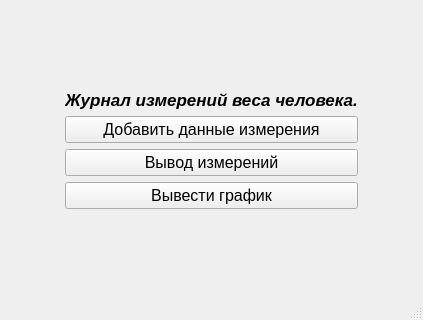
Qt form mainwindow.ui (YNFenix/kursovoi_projeck_Samokhin) before a commit.
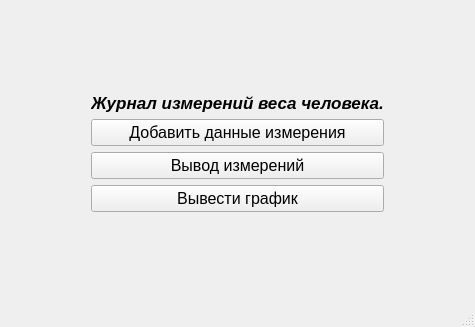
The same form after that commit.

Diff of the .ui file:
```diff
--- a/mainwindow.ui
+++ b/mainwindow.ui
@@ -6,15 +6,15 @@
    <rect>
     <x>0</x>
     <y>0</y>
-    <width>423</width>
-    <height>320</height>
+    <width>475</width>
+    <height>327</height>
    </rect>
   </property>
   <property name="windowTitle">
    <string>MainWindow</string>
   </property>
   <widget class="QWidget" name="centralwidget">
-   <layout class="QGridLayout" name="gridLayout_2">
+   <layout class="QGridLayout" name="gridLayout">
     <item row="0" column="1">
      <spacer name="verticalSpacer">
       <property name="orientation">
@@ -42,10 +42,6 @@
      </spacer>
     </item>
     <item row="1" column="1">
-     <layout class="QGridLayout" name="gridLayout">
-      <item row="0" column="0">
-       <layout class="QVBoxLayout" name="verticalLayout_2">
-        <item>
          <layout class="QVBoxLayout" name="verticalLayout">
           <item>
            <widget class="QLabel" name="mainLabel">
@@ -107,10 +103,6 @@
           </item>
          </layout>
         </item>
-       </layout>
-      </item>
-     </layout>
-    </item>
     <item row="1" column="2">
      <spacer name="horizontalSpacer">
       <property name="orientation">
```
Left out of the diff: 2 changed lines with no effect on the pictures. Lines whose indentation alone changed are shown as unchanged.
